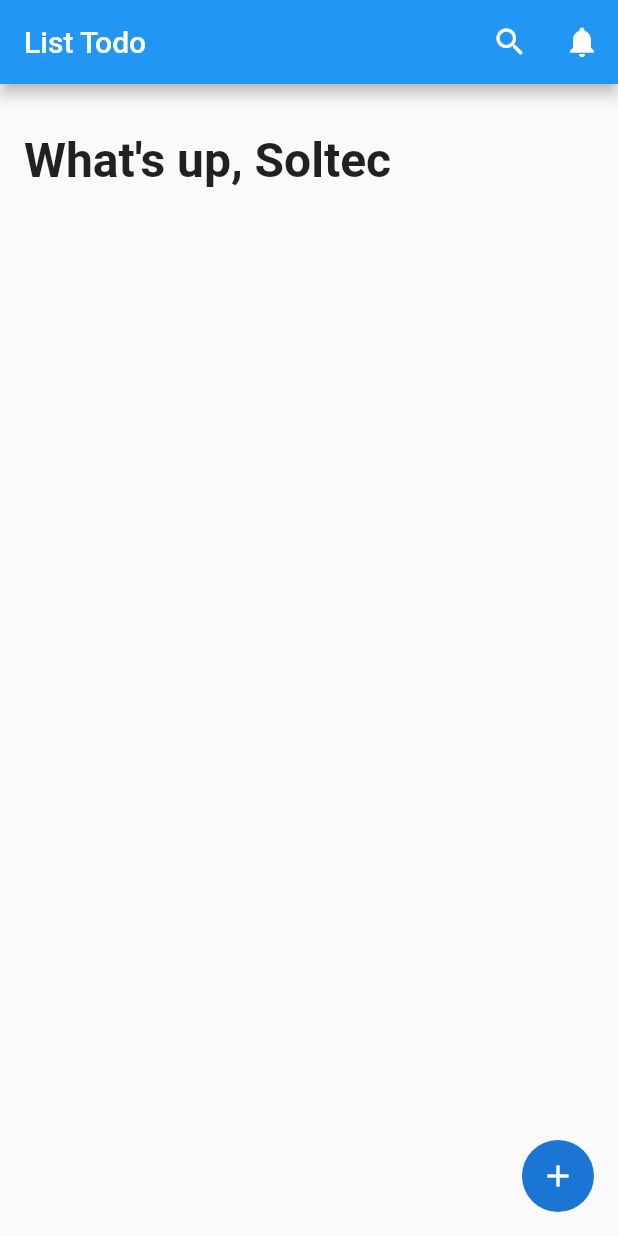
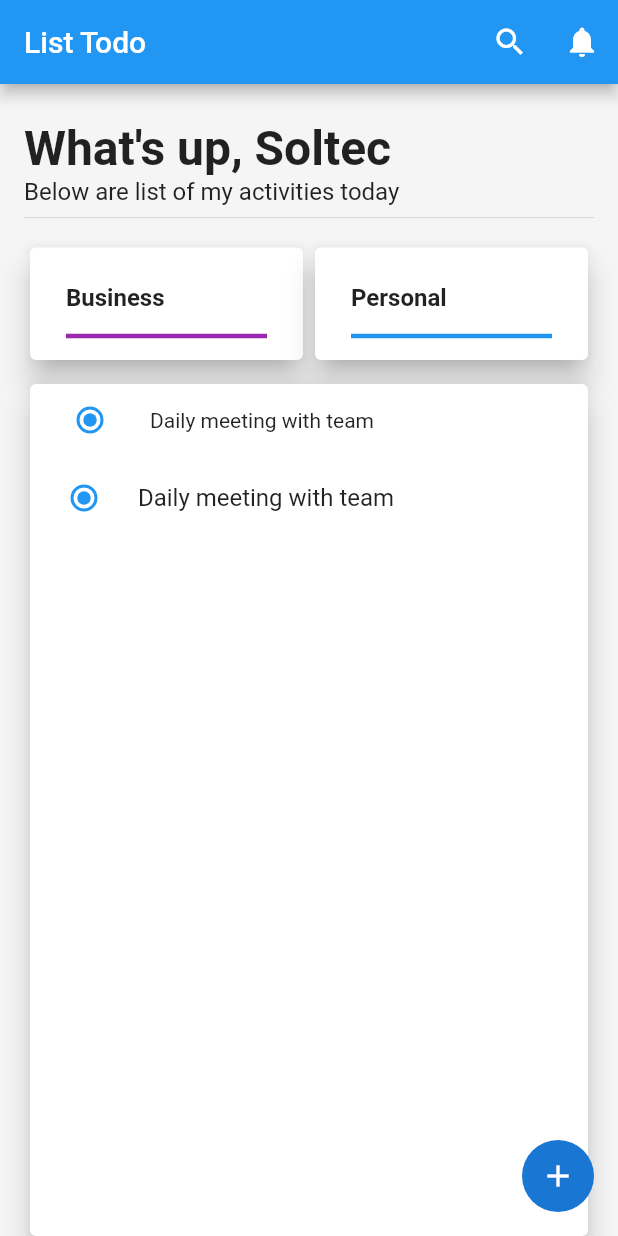
Before and after one commit to soltecengr/todos, a Flutter app: the screen it shows after launch, on a phone screen of 412 x 824 dp. Run offline on Flutter 3.47's test engine with Material 2 defaults, Android fonts, the phone set to English and light mode, and no system bars.

Commit message:
Created the list screen

```diff
--- a/lib/main.dart
+++ b/lib/main.dart
@@ -17,13 +17,19 @@ class TodoApp extends StatelessWidget {
   }
 }
 
-class ListTodoScreen extends StatelessWidget {
+class ListTodoScreen extends StatefulWidget {
   const ListTodoScreen({super.key});
 
+  @override
+  State<ListTodoScreen> createState() => _ListTodoScreenState();
+}
+
+class _ListTodoScreenState extends State<ListTodoScreen> {
   @override
   Widget build(BuildContext context) {
     var name = 'Soltec';
     return Scaffold(
+      backgroundColor: Colors.grey[100],
       appBar: AppBar(
         title: const Text('List Todo'),
         actions: [
@@ -32,9 +38,12 @@ class ListTodoScreen extends StatelessWidget {
         ],
       ),
       body: Container(
-        margin: const EdgeInsets.symmetric(horizontal: 16),
-        child: Column(children: [
-          const SizedBox(height: 32),
+        width: double.infinity,
+        margin: const EdgeInsets.only(left: 16, top: 24, right: 16),
+        child: Column(
+          mainAxisSize: MainAxisSize.max,
+          crossAxisAlignment: CrossAxisAlignment.start,
+          children: [
             Text(
               "What's up, $name",
               style: const TextStyle(
@@ -42,7 +51,101 @@ class ListTodoScreen extends StatelessWidget {
                 fontWeight: FontWeight.bold,
               ),
             ),
-        ]),
+            const Text(
+              'Below are list of my activities today',
+              style: TextStyle(fontSize: 16),
+            ),
+            const Divider(),
+            const SizedBox(height: 8),
+            Row(
+              children: [
+                Expanded(
+                  child: Card(
+                    elevation: 8,
+                    child: Container(
+                      padding: const EdgeInsets.only(top: 24, left: 24, right: 24),
+                      child: Column(
+                        crossAxisAlignment: CrossAxisAlignment.start,
+                        children: const [
+                          Text(
+                            'Business',
+                            style: TextStyle(
+                              fontWeight: FontWeight.bold,
+                              fontSize: 16,
+                            ),
+                          ),
+                          Divider(
+                            color: Colors.purple,
+                            thickness: 3,
+                            height: 32,
+                          ),
+                        ],
+                      ),
+                    ),
+                  ),
+                ),
+                Expanded(
+                  child: Card(
+                    color: Colors.white,
+                    elevation: 8,
+                    child: Container(
+                      padding: const EdgeInsets.only(top: 24, left: 24, right: 24),
+                      child: Column(
+                        crossAxisAlignment: CrossAxisAlignment.start,
+                        children: const [
+                          Text(
+                            'Personal',
+                            style: TextStyle(
+                              fontWeight: FontWeight.bold,
+                              fontSize: 16,
+                            ),
+                          ),
+                          Divider(
+                            color: Colors.blue,
+                            thickness: 3,
+                            height: 32,
+                          ),
+                        ],
+                      ),
+                    ),
+                  ),
+                ),
+              ],
+            ),
+            const SizedBox(height: 8),
+            Expanded(
+              child: Card(
+                margin: const EdgeInsets.fromLTRB(4, 4, 4, 0),
+                elevation: 8,
+                child: Container(
+                    width: double.infinity,
+                    child: Column(
+                      crossAxisAlignment: CrossAxisAlignment.start,
+                      children: [
+                        Row(
+                          children: [
+                            const SizedBox(width: 16),
+                            Radio(
+                              groupValue: null,
+                              onChanged: (Null? value) {},
+                              value: null,
+                            ),
+                            const SizedBox(width: 16),
+                            const Text('Daily meeting with team'),
+                          ],
+                        ),
+                        RadioListTile(
+                          title: const Text('Daily meeting with team'),
+                          value: null,
+                          groupValue: null,
+                          onChanged: (val) {},
+                        ),
+                      ],
+                    )),
+              ),
+            ),
+          ],
+        ),
       ),
       floatingActionButton: CircleAvatar(
         radius: 24.0,
```
Lines whose indentation alone changed are shown as unchanged.
